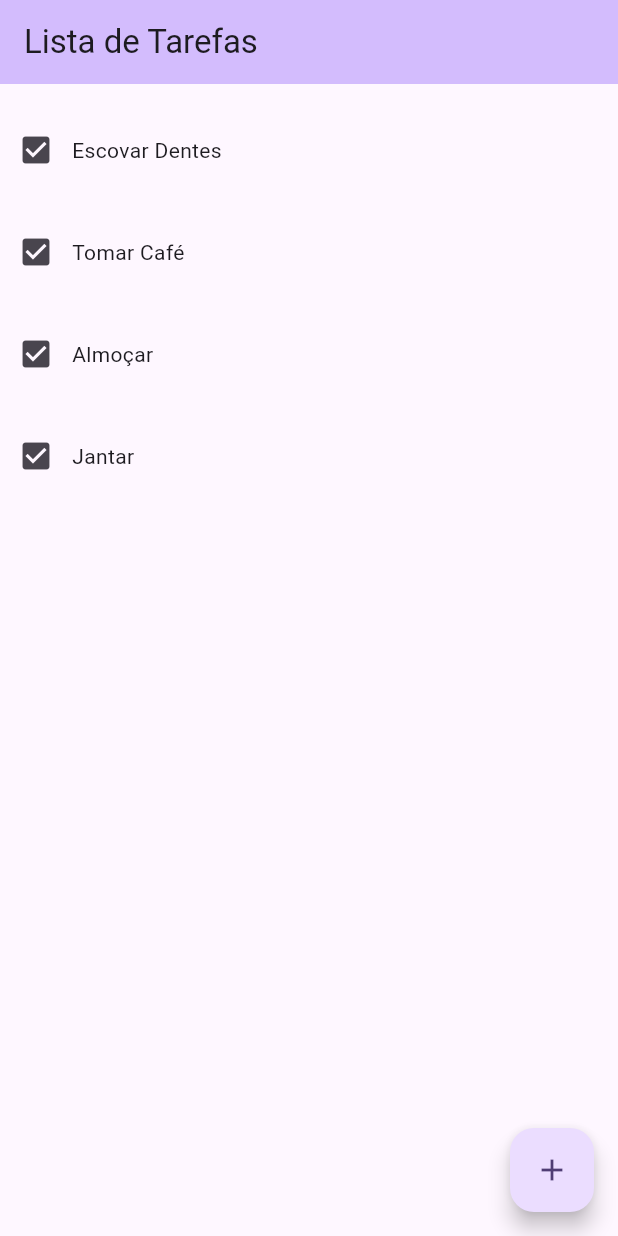
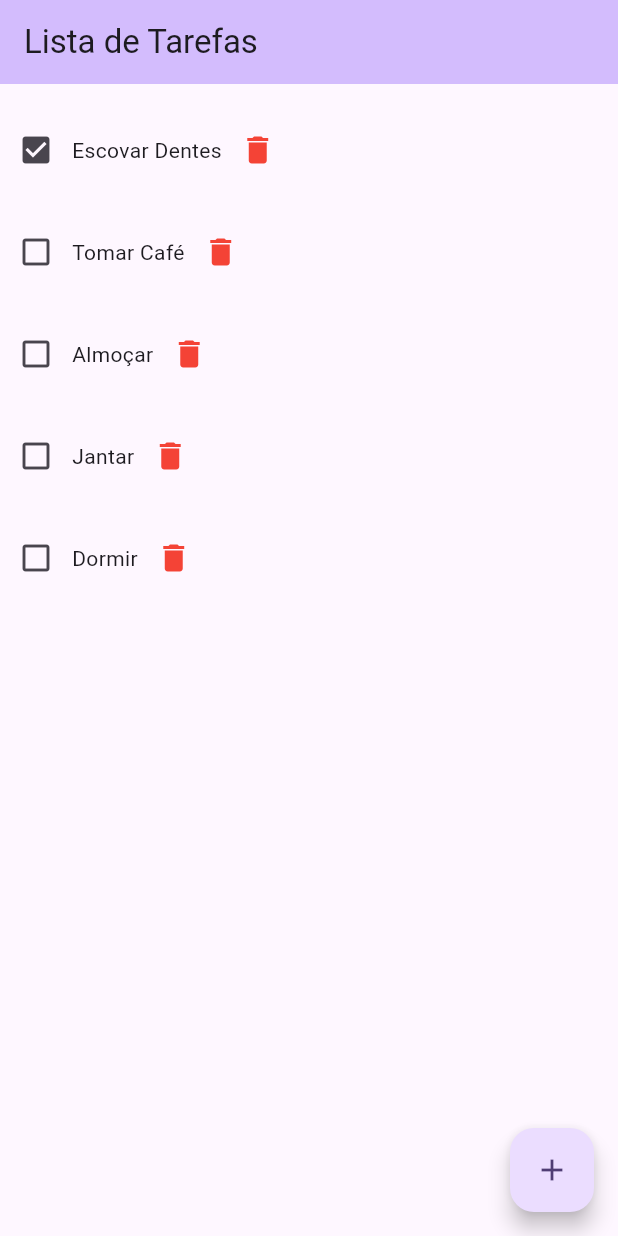
Before and after one commit to MagnoCW/lista_tarefas, a Flutter app: the screen it shows after launch, after a tap on the "check box outline blank" icon, on a phone screen of 412 x 824 dp. Run offline on Flutter 3.47's test engine with Material 3 defaults, Android fonts, the light colour scheme and no system bars.

Commit message:
botao check e delete

```diff
--- a/lib/main.dart
+++ b/lib/main.dart
@@ -24,7 +24,6 @@
 class MyHomePage extends StatefulWidget {
   const MyHomePage({super.key, required this.title});
 
-
   final String title;
 
   @override
@@ -33,12 +32,27 @@
 
 class _MyHomePageState extends State<MyHomePage> {
 
+  List<String> lista = ['Escovar Dentes', 'Tomar Café', 'Almoçar', 'Jantar', 'Dormir'];
+
   // Botão de checagem
-  bool isChecked = false;
+  late List<bool> checkedItems;
 
-  void _toggleCheck() {
+  @override
+  void initState() {
+    super.initState();
+    checkedItems = List.generate(lista.length, (_) => false);
+  }
+
+  void _toggleCheck(int i) {
     setState(() {
-      isChecked = !isChecked;
+      checkedItems[i] = !checkedItems[i];
+    });
+  }
+
+  void _deleteTarefa (int i) {
+    setState(() {
+      lista.removeAt(i);
+      checkedItems.removeAt(i);
     });
   }
 
@@ -52,34 +66,35 @@
 
         title: Text(widget.title),
       ),
-      body: Center(
-
-        child: Column(
-
+      body: Column(
         mainAxisAlignment: MainAxisAlignment.start,
         children: <Widget>[
-            for (var item in lista) ...[
+          for (int i = 0; i < lista.length; i++) ...[
             SizedBox(
               height: 20,
             ),
             Row(
               children: [
                 IconButton(
-                    icon: Icon( isChecked ? Icons.check_box : Icons.check_box_outline_blank),
+                  icon: Icon( checkedItems[i] ? Icons.check_box : Icons.check_box_outline_blank),
                   onPressed: () {
-                      setState(() {
-                        _toggleCheck();
-                      });
+                    _toggleCheck(i);
                   },
                 ),
                 Text(
-                    item
+                  lista[i]
                 ),
+                IconButton(
+                  onPressed: () {
+                    _deleteTarefa(i);
+                  },
+                  icon: Icon(Icons.delete),
+                  color: Colors.red,
+                )
               ],
             ),
           ],
         ],
-        ),
       ),
       floatingActionButton: FloatingActionButton(
         onPressed: () {},
@@ -89,5 +104,3 @@
     );
   }
 }
-
-List<String> lista = ['Escovar Dentes', 'Tomar Café', 'Almoçar', 'Jantar'];
```
Lines whose indentation alone changed are shown as unchanged.
